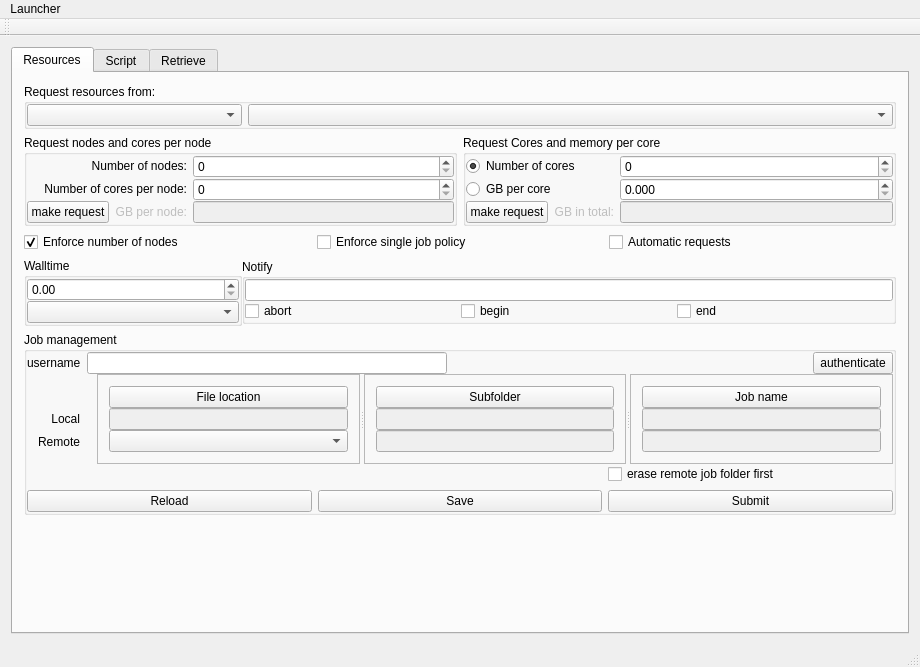
Above: Launcher/mainwindow.ui from hpcuantwerpen/Launcher before the change. Below: the same form after it.
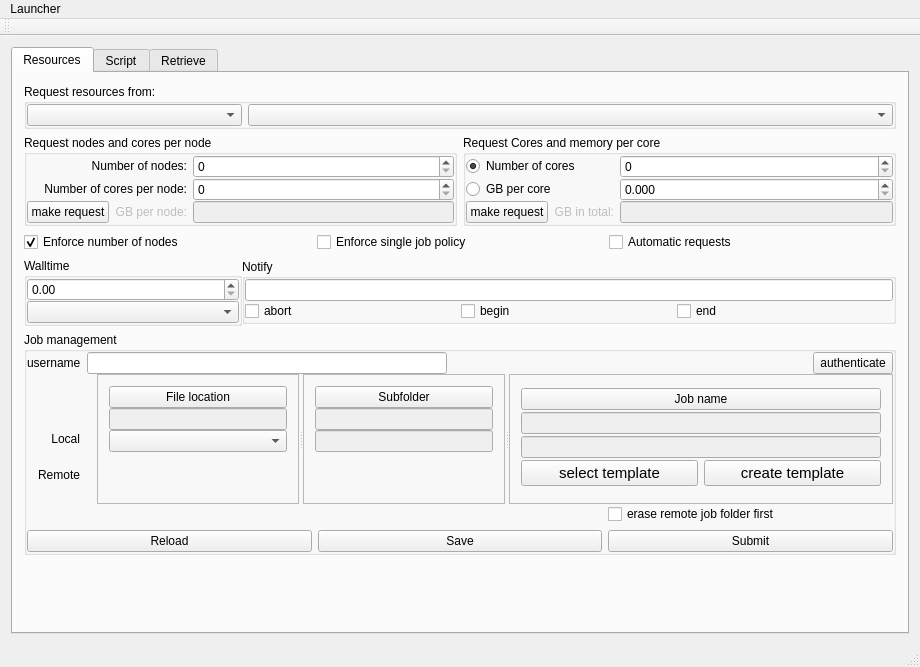
That is the form after the change.

What changed in the file:
```diff
--- a/Launcher/mainwindow.ui
+++ b/Launcher/mainwindow.ui
@@ -624,6 +624,19 @@
                  <item>
                   <widget class="QComboBox" name="wRemote"/>
                  </item>
+                 <item>
+                  <spacer name="verticalSpacer_3">
+                   <property name="orientation">
+                    <enum>Qt::Vertical</enum>
+                   </property>
+                   <property name="sizeHint" stdset="0">
+                    <size>
+                     <width>20</width>
+                     <height>40</height>
+                    </size>
+                   </property>
+                  </spacer>
+                 </item>
                 </layout>
                </widget>
                <widget class="QFrame" name="verticalFrame_3">
@@ -664,6 +677,19 @@
                    </property>
                   </widget>
                  </item>
+                 <item>
+                  <spacer name="verticalSpacer_2">
+                   <property name="orientation">
+                    <enum>Qt::Vertical</enum>
+                   </property>
+                   <property name="sizeHint" stdset="0">
+                    <size>
+                     <width>20</width>
+                     <height>40</height>
+                    </size>
+                   </property>
+                  </spacer>
+                 </item>
                 </layout>
                </widget>
                <widget class="QFrame" name="verticalFrame_4">
@@ -704,6 +730,43 @@
                    </property>
                   </widget>
                  </item>
+                 <item>
+                  <layout class="QHBoxLayout" name="horizontalLayout_15">
+                   <property name="bottomMargin">
+                    <number>0</number>
+                   </property>
+                   <item>
+                    <widget class="QPushButton" name="wSelectTemplate">
+                     <property name="font">
+                      <font>
+                       <pointsize>11</pointsize>
+                      </font>
+                     </property>
+                     <property name="toolTip">
+                      <string>&lt;html&gt;&lt;head/&gt;&lt;body&gt;&lt;p&gt;Select a template for your job&lt;/p&gt;&lt;/body&gt;&lt;/html&gt;</string>
+                     </property>
+                     <property name="text">
+                      <string>select template</string>
+                     </property>
+                    </widget>
+                   </item>
+                   <item>
+                    <widget class="QPushButton" name="wCreateTemplate">
+                     <property name="font">
+                      <font>
+                       <pointsize>11</pointsize>
+                      </font>
+                     </property>
+                     <property name="toolTip">
+                      <string>&lt;html&gt;&lt;head/&gt;&lt;body&gt;&lt;p&gt;Use the current job folder as a template&lt;/p&gt;&lt;/body&gt;&lt;/html&gt;</string>
+                     </property>
+                     <property name="text">
+                      <string>create template</string>
+                     </property>
+                    </widget>
+                   </item>
+                  </layout>
+                 </item>
                 </layout>
                </widget>
               </widget>
```
Left out of the diff: 6 changed lines with no effect on the pictures.
